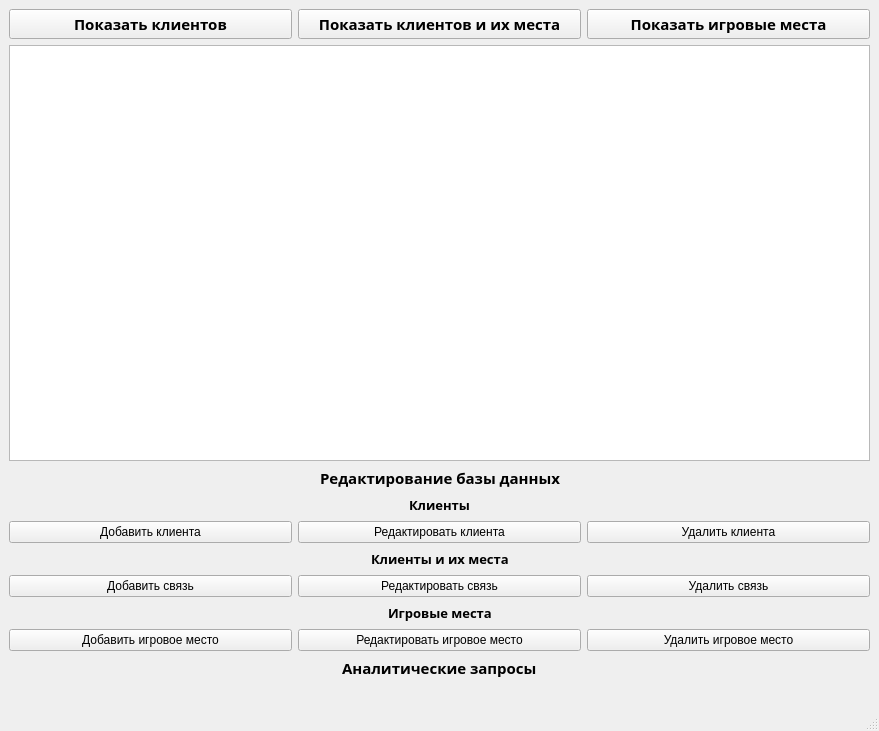
nydrawandcry/ComputerClub_Database, file Computer_club/mainwindow.ui: the form before one commit.
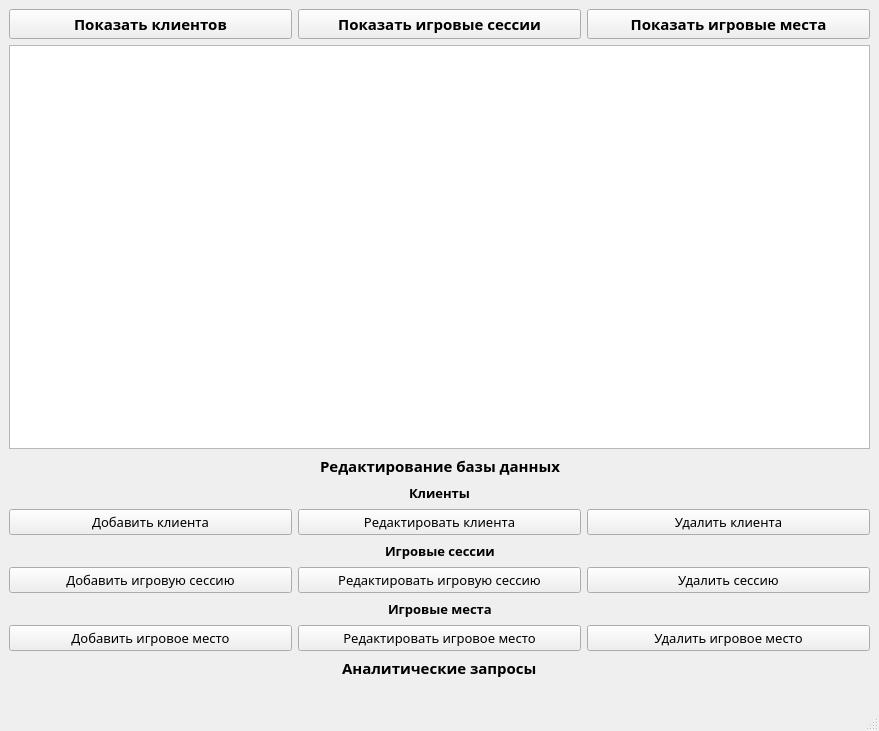
The form after the commit.

What changed in the file:
```diff
--- a/Computer_club/mainwindow.ui
+++ b/Computer_club/mainwindow.ui
@@ -43,7 +43,7 @@
            </font>
           </property>
           <property name="text">
-           <string>Показать клиентов и их места</string>
+           <string>Показать игровые сессии</string>
           </property>
          </widget>
         </item>
@@ -178,6 +178,13 @@
         </property>
         <item>
          <widget class="QPushButton" name="addClient">
+          <property name="font">
+           <font>
+            <family>Century Gothic</family>
+            <pointsize>10</pointsize>
+            <bold>false</bold>
+           </font>
+          </property>
           <property name="text">
            <string>Добавить клиента</string>
           </property>
@@ -185,6 +192,13 @@
         </item>
         <item>
          <widget class="QPushButton" name="EditClient">
+          <property name="font">
+           <font>
+            <family>Century Gothic</family>
+            <pointsize>10</pointsize>
+            <bold>false</bold>
+           </font>
+          </property>
           <property name="text">
            <string>Редактировать клиента</string>
           </property>
@@ -192,6 +206,13 @@
         </item>
         <item>
          <widget class="QPushButton" name="DeleteClient">
+          <property name="font">
+           <font>
+            <family>Century Gothic</family>
+            <pointsize>10</pointsize>
+            <bold>false</bold>
+           </font>
+          </property>
           <property name="text">
            <string>Удалить клиента</string>
           </property>
@@ -227,7 +248,7 @@
            </font>
           </property>
           <property name="text">
-           <string>Клиенты и их места</string>
+           <string>Игровые сессии</string>
           </property>
          </widget>
         </item>
@@ -253,22 +274,43 @@
         </property>
         <item>
          <widget class="QPushButton" name="AddConnection">
+          <property name="font">
+           <font>
+            <family>Century Gothic</family>
+            <pointsize>10</pointsize>
+            <bold>false</bold>
+           </font>
+          </property>
           <property name="text">
-           <string>Добавить связь</string>
+           <string>Добавить игровую сессию</string>
           </property>
          </widget>
         </item>
         <item>
          <widget class="QPushButton" name="EditConnection">
+          <property name="font">
+           <font>
+            <family>Century Gothic</family>
+            <pointsize>10</pointsize>
+            <bold>false</bold>
+           </font>
+          </property>
           <property name="text">
-           <string>Редактировать связь</string>
+           <string>Редактировать игровую сессию</string>
           </property>
          </widget>
         </item>
         <item>
          <widget class="QPushButton" name="DeleteConnection">
+          <property name="font">
+           <font>
+            <family>Century Gothic</family>
+            <pointsize>10</pointsize>
+            <bold>false</bold>
+           </font>
+          </property>
           <property name="text">
-           <string>Удалить связь</string>
+           <string>Удалить сессию</string>
           </property>
          </widget>
         </item>
@@ -328,6 +370,13 @@
         </property>
         <item>
          <widget class="QPushButton" name="AddPlace">
+          <property name="font">
+           <font>
+            <family>Century Gothic</family>
+            <pointsize>10</pointsize>
+            <bold>false</bold>
+           </font>
+          </property>
           <property name="text">
            <string>Добавить игровое место</string>
           </property>
@@ -335,6 +384,13 @@
         </item>
         <item>
          <widget class="QPushButton" name="EditPlace">
+          <property name="font">
+           <font>
+            <family>Century Gothic</family>
+            <pointsize>10</pointsize>
+            <bold>false</bold>
+           </font>
+          </property>
           <property name="text">
            <string>Редактировать игровое место</string>
           </property>
@@ -342,6 +398,13 @@
         </item>
         <item>
          <widget class="QPushButton" name="DeletePlace">
+          <property name="font">
+           <font>
+            <family>Century Gothic</family>
+            <pointsize>10</pointsize>
+            <bold>false</bold>
+           </font>
+          </property>
           <property name="text">
            <string>Удалить игровое место</string>
           </property>
```
